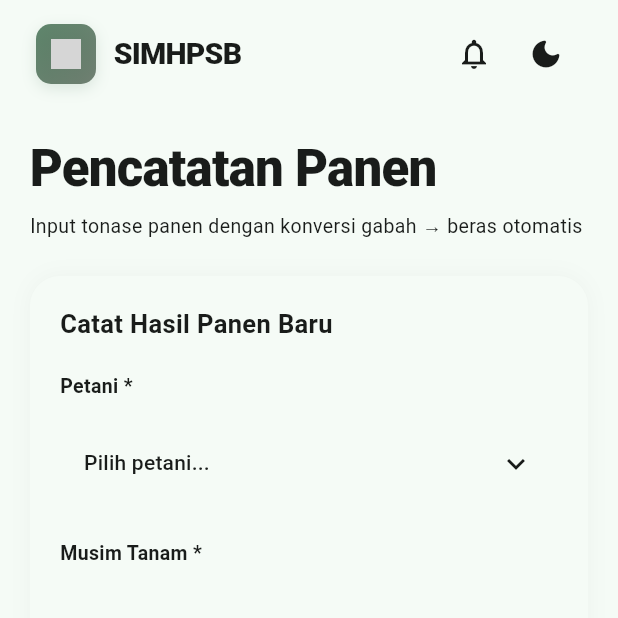
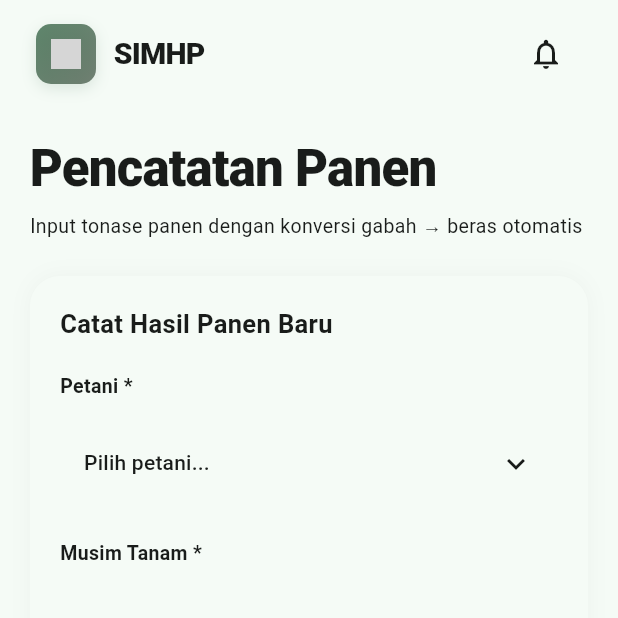
Before and after one commit to dzikri15/SIMHPSB-Kelompok4, a Flutter app: the PanenScreen screen opened directly, on a phone screen of 412 x 824 dp, the top half of it. Run offline on Flutter 3.47's test engine with Material 3 defaults, Android fonts, the phone set to English and light mode, and no system bars; our stand-ins replace flutter_svg, image_picker, liquid_swipe, shared_preferences; accounts and stored records are empty; network calls fail; grey boxes are pictures that could not be loaded.

Commit message:
Pindahkan tombol logout dari dalam menu popup ke app bar langsung

```diff
--- a/pangan_mobile/lib/widgets/app_top_bar.dart
+++ b/pangan_mobile/lib/widgets/app_top_bar.dart
@@ -6,12 +6,26 @@ import 'package:flutter_svg/flutter_svg.dart';
 import '../main.dart';
 import '../models/alert_model.dart';
 import '../services/alert_service.dart';
-import 'dark_mode_toggle.dart';
+
 
 class AppTopBar extends StatefulWidget implements PreferredSizeWidget {
   final bool showBack;
   final bool showAlert;
-  const AppTopBar({super.key, this.showBack = false, this.showAlert = true});
+  final bool showProfile;
+  final bool showLogout;
+  final bool showMenu;
+  final VoidCallback? onProfileTap;
+  final VoidCallback? onLogoutTap;
+  const AppTopBar({
+    super.key,
+    this.showBack = false,
+    this.showAlert = true,
+    this.showProfile = false,
+    this.showLogout = false,
+    this.showMenu = false,
+    this.onProfileTap,
+    this.onLogoutTap,
+  });
 
   @override
   Size get preferredSize => const Size.fromHeight(72);
@@ -83,7 +97,7 @@ class _AppTopBarState extends State<AppTopBar> {
                 ),
                 const SizedBox(width: 12),
                 Text(
-                  'SIMHPSB',
+                  'SIMHP',
                   style: TextStyle(
                     fontSize: 20,
                     fontWeight: FontWeight.w900,
@@ -140,8 +154,91 @@ class _AppTopBarState extends State<AppTopBar> {
                 },
               ),
 
-              // ── Dark Mode Toggle ─────────────────────────────────────
-              const DarkModeToggle(),
+              // ── Profile Icon (petani) ─────────────────────────────────────
+              if (widget.showProfile)
+                IconButton(
+                  onPressed: widget.onProfileTap,
+                  icon: Icon(
+                    Icons.person_rounded,
+                    color: Theme.of(context).colorScheme.onSurface,
+                    size: 24,
+                  ),
+                ),
+
+              // ── Menu Dropdown (Profil, Dark Mode) ────────────────
+              if (widget.showMenu)
+                PopupMenuButton<String>(
+                  onSelected: (String value) {
+                    if (value == 'profile') {
+                      widget.onProfileTap?.call();
+                    } else if (value == 'dark_mode') {
+                      themeNotifier.value = themeNotifier.value == ThemeMode.light
+                          ? ThemeMode.dark
+                          : ThemeMode.light;
+                    }
+                  },
+                  itemBuilder: (BuildContext context) => [
+                    if (widget.onProfileTap != null)
+                      PopupMenuItem<String>(
+                        value: 'profile',
+                        child: Row(
+                          children: [
+                            Icon(
+                              Icons.person_outline_rounded,
+                              size: 18,
+                              color: Theme.of(context).colorScheme.onSurface,
+                            ),
+                            const SizedBox(width: 12),
+                            Text(
+                              'Profil Saya',
+                              style: TextStyle(
+                                color: Theme.of(context).colorScheme.onSurface,
+                              ),
+                            ),
+                          ],
+                        ),
+                      ),
+                    PopupMenuItem<String>(
+                      value: 'dark_mode',
+                      child: Row(
+                        children: [
+                          Icon(
+                            themeNotifier.value == ThemeMode.dark
+                                ? Icons.light_mode_rounded
+                                : Icons.dark_mode_rounded,
+                            size: 18,
+                            color: Theme.of(context).colorScheme.onSurface,
+                          ),
+                          const SizedBox(width: 12),
+                          Text(
+                            themeNotifier.value == ThemeMode.dark
+                                ? 'Light Mode'
+                                : 'Dark Mode',
+                            style: TextStyle(
+                              color: Theme.of(context).colorScheme.onSurface,
+                            ),
+                          ),
+                        ],
+                      ),
+                    ),
+                  ],
+                  icon: Icon(
+                    Icons.more_vert_rounded,
+                    color: Theme.of(context).colorScheme.onSurface,
+                    size: 24,
+                  ),
+                ),
+
+              // ── Logout Button ─────────────────────────────────────────────
+              if (widget.showLogout)
+                IconButton(
+                  onPressed: widget.onLogoutTap,
+                  icon: Icon(
+                    Icons.logout_rounded,
+                    color: Theme.of(context).colorScheme.error,
+                    size: 24,
+                  ),
+                ),
             ],
           ),
         ),
```
